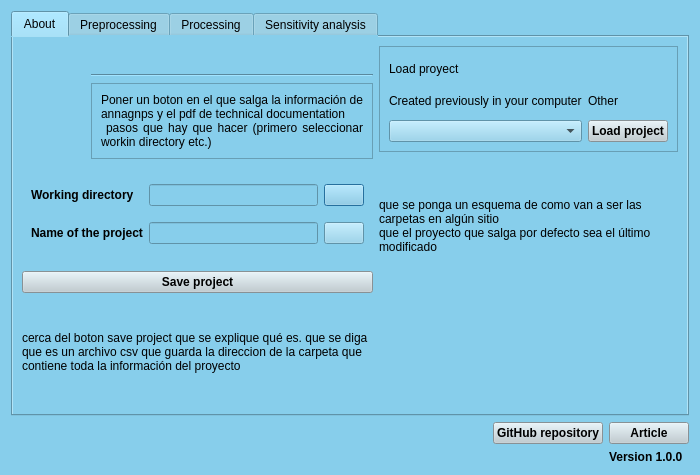
Inigobarbe/QAnnAGNPS, file ui/dialog_base.ui: the form before one commit.
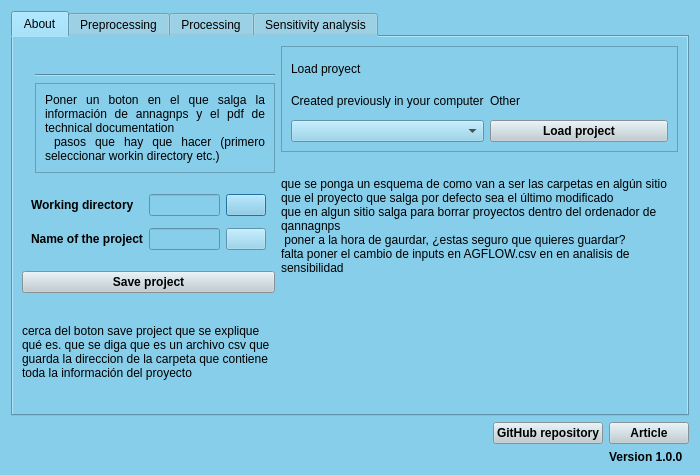
The form after the commit.

Patch:
```diff
--- a/ui/dialog_base.ui
+++ b/ui/dialog_base.ui
@@ -280,7 +280,10 @@
         <widget class="QLabel" name="label_25">
          <property name="text">
           <string>que se ponga un esquema de como van a ser las carpetas en algún sitio
-que el proyecto que salga por defecto sea el último modificado</string>
+que el proyecto que salga por defecto sea el último modificado
+que en algun sitio salga para borrar proyectos dentro del ordenador de qannagnps
+ poner a la hora de gaurdar, ¿estas seguro que quieres guardar?
+falta poner el cambio de inputs en AGFLOW.csv en en analisis de sensibilidad</string>
          </property>
          <property name="wordWrap">
           <bool>true</bool>
```
Left out of the diff: 2 changed lines with no effect on the pictures.
